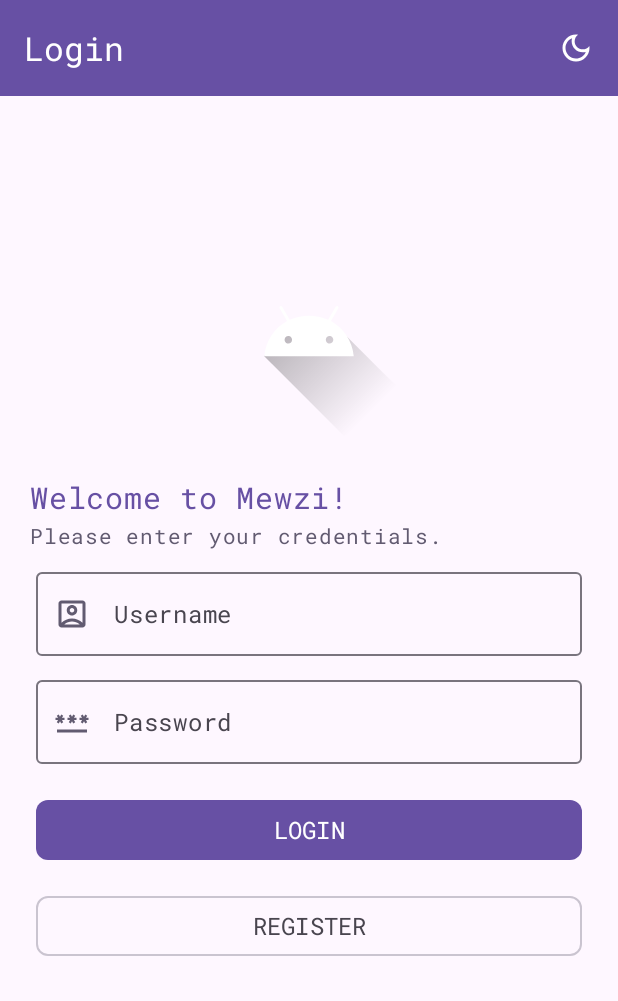
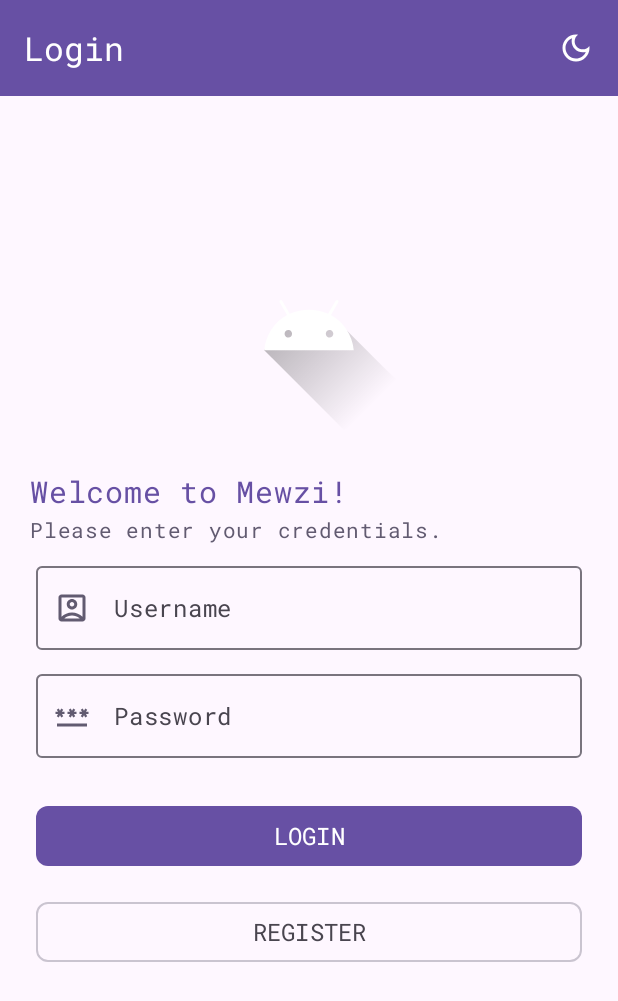
Before and after one commit to ralphmarondev/Mewzi, an Android app built with Jetpack Compose: the screen it shows after launch (MainActivity), on a phone screen of 412 x 824 dp. Shown: the top 1001 px of the screen. Run offline under Robolectric (Android 15) with nearby library versions, the light colour scheme and no system bars; pictures from the network do not load.

Commit message:
[android] showing server feedback on snackbar

```diff
--- a/android/app/src/main/java/com/ralphmarondev/mewzi/features/auth/presentation/login/LoginScreen.kt
+++ b/android/app/src/main/java/com/ralphmarondev/mewzi/features/auth/presentation/login/LoginScreen.kt
@@ -27,12 +27,15 @@ import androidx.compose.material3.IconButton
 import androidx.compose.material3.MaterialTheme
 import androidx.compose.material3.OutlinedButton
 import androidx.compose.material3.Scaffold
+import androidx.compose.material3.SnackbarHost
+import androidx.compose.material3.SnackbarHostState
 import androidx.compose.material3.Text
 import androidx.compose.material3.TopAppBar
 import androidx.compose.material3.TopAppBarDefaults
 import androidx.compose.runtime.Composable
 import androidx.compose.runtime.LaunchedEffect
 import androidx.compose.runtime.collectAsState
+import androidx.compose.runtime.remember
 import androidx.compose.ui.Alignment
 import androidx.compose.ui.Modifier
 import androidx.compose.ui.draw.clip
@@ -65,10 +68,16 @@ fun LoginScreen(
 
     val focusManager = LocalFocusManager.current
     val themeState = LocalThemeState.current
+    val snackbarState = remember { SnackbarHostState() }
 
     LaunchedEffect(response) {
-        if (response?.success == true) {
-            navigateToHome()
+        response?.let {
+            if (it.success) {
+                navigateToHome()
+            } else {
+                snackbarState.showSnackbar(it.message)
+            }
+            viewModel.clearResponse()
         }
     }
 
@@ -101,6 +110,9 @@ fun LoginScreen(
                     actionIconContentColor = MaterialTheme.colorScheme.onPrimary
                 )
             )
+        },
+        snackbarHost = {
+            SnackbarHost(hostState = snackbarState)
         }
     ) { innerPadding ->
         LazyColumn(
@@ -187,7 +199,7 @@ fun LoginScreen(
                         )
                     )
 
-                    Spacer(modifier = Modifier.height(8.dp))
+                    Spacer(modifier = Modifier.height(16.dp))
                     Button(
                         onClick = {
                             viewModel.login()
```
Also changed, not shown: android/app/src/main/java/com/ralphmarondev/mewzi/features/auth/presentation/login/LoginViewModel.kt (+16 -5 lines).
